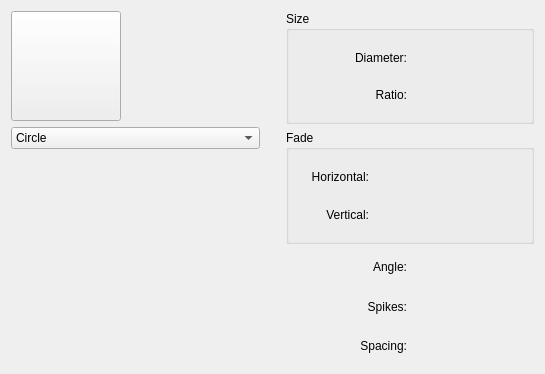
The window that krita/plugins/paintops/libpaintop/wdgautobrush.ui (KDE/krita) describes before a commit, drawn with Qt 5.
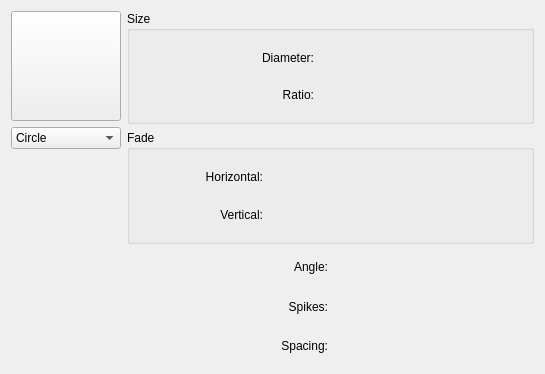
The same window after the commit. Custom widgets are drawn as their Qt base class.

Commit message: improve layout of autobrush widget

```diff
--- a/krita/plugins/paintops/libpaintop/wdgautobrush.ui
+++ b/krita/plugins/paintops/libpaintop/wdgautobrush.ui
@@ -16,7 +16,7 @@
     <verstretch>0</verstretch>
    </sizepolicy>
   </property>
-  <layout class="QHBoxLayout" name="horizontalLayout_2">
+  <layout class="QHBoxLayout" name="horizontalLayout" stretch="0,1">
    <item>
     <layout class="QVBoxLayout">
      <property name="margin">
@@ -77,20 +77,7 @@
     </layout>
    </item>
    <item>
-    <spacer name="verticalSpacer">
-     <property name="orientation">
-      <enum>Qt::Vertical</enum>
-     </property>
-     <property name="sizeHint" stdset="0">
-      <size>
-       <width>20</width>
-       <height>292</height>
-      </size>
-     </property>
-    </spacer>
-   </item>
-   <item>
-    <layout class="QVBoxLayout" name="verticalLayout">
+    <layout class="QVBoxLayout" name="verticalLayout" stretch="0,0,0">
      <item>
       <widget class="QGroupBox" name="grpSize">
        <property name="title">
@@ -118,7 +105,14 @@
          </widget>
         </item>
         <item row="0" column="1">
-         <widget class="KisDoubleSliderSpinBox" name="inputRadius" native="true"/>
+         <widget class="KisDoubleSliderSpinBox" name="inputRadius" native="true">
+          <property name="minimumSize">
+           <size>
+            <width>200</width>
+            <height>0</height>
+           </size>
+          </property>
+         </widget>
         </item>
         <item row="1" column="1">
          <widget class="KisDoubleSliderSpinBox" name="inputRatio" native="true"/>
```
